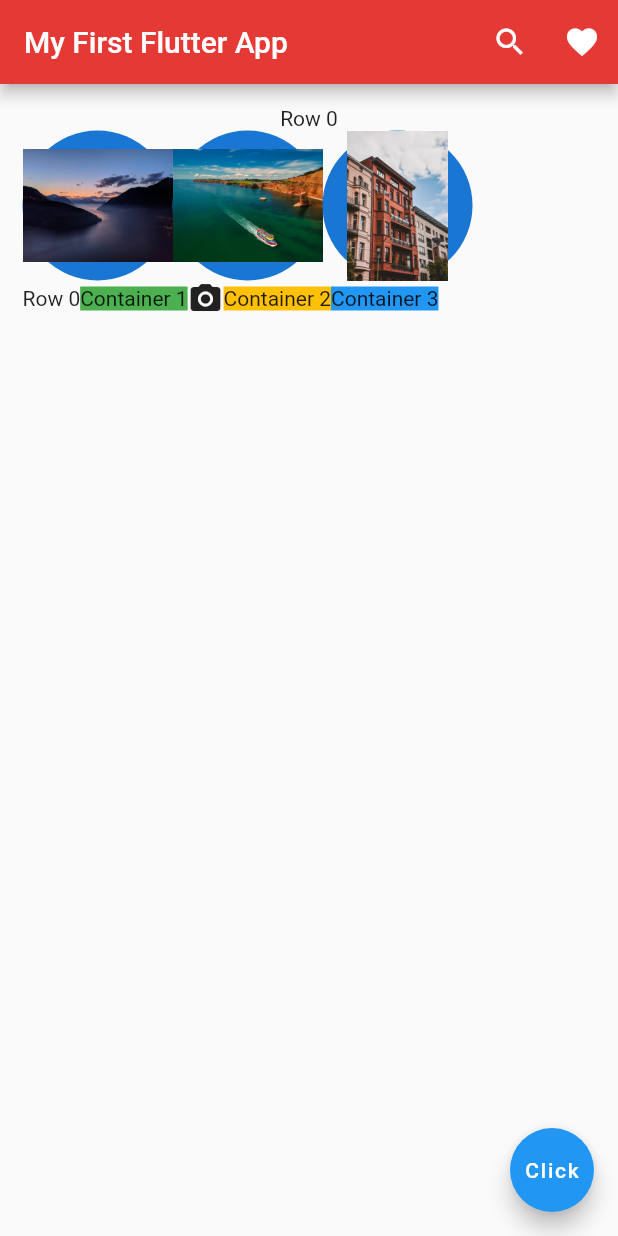
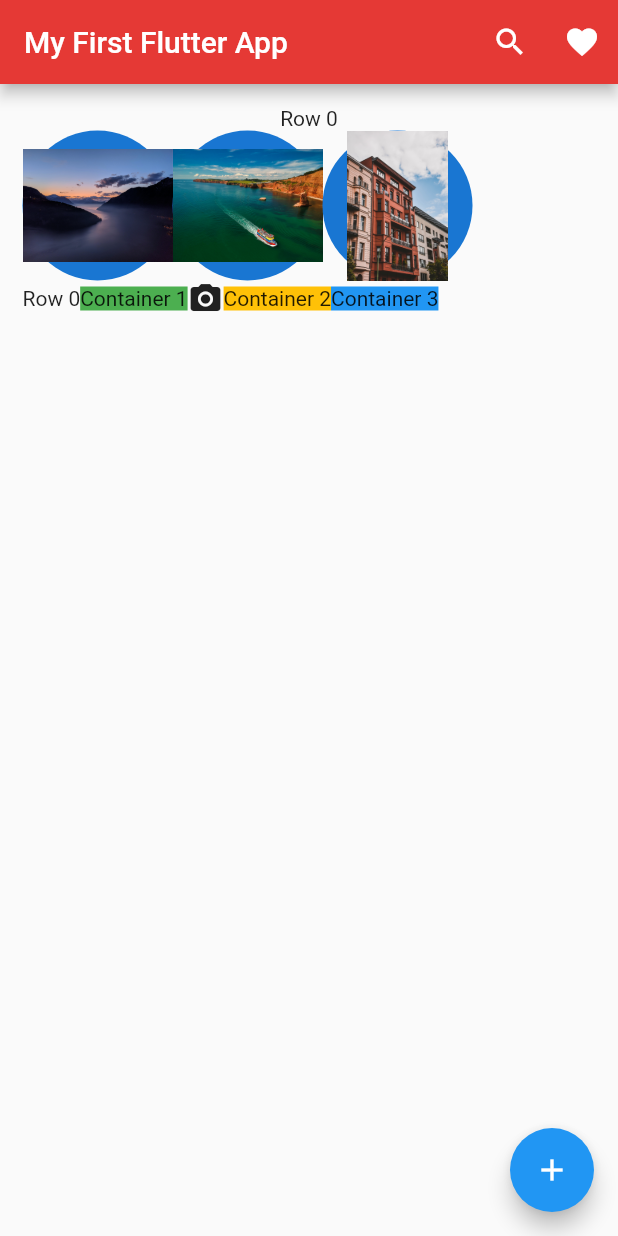
Before and after one commit to Catalyst023/example_repo, a Flutter app: the screen it shows after launch, on a phone screen of 412 x 824 dp. Run offline on Flutter 3.47's test engine with Material 2 defaults, Android fonts, the phone set to English and light mode, and no system bars.

Commit message:
Added Icon
Icon to the FloatingActionButton

```diff
--- a/sampleproject/lib/main.dart
+++ b/sampleproject/lib/main.dart
@@ -77,7 +77,9 @@ class _HomeState extends State<Home> {
         ]),
       ),
       floatingActionButton: FloatingActionButton(
-        child: const Text("Click"),
+        child: Icon(
+          Icons.add,
+        ),
         onPressed: () {
           setState(() {
             _counter++;
```
